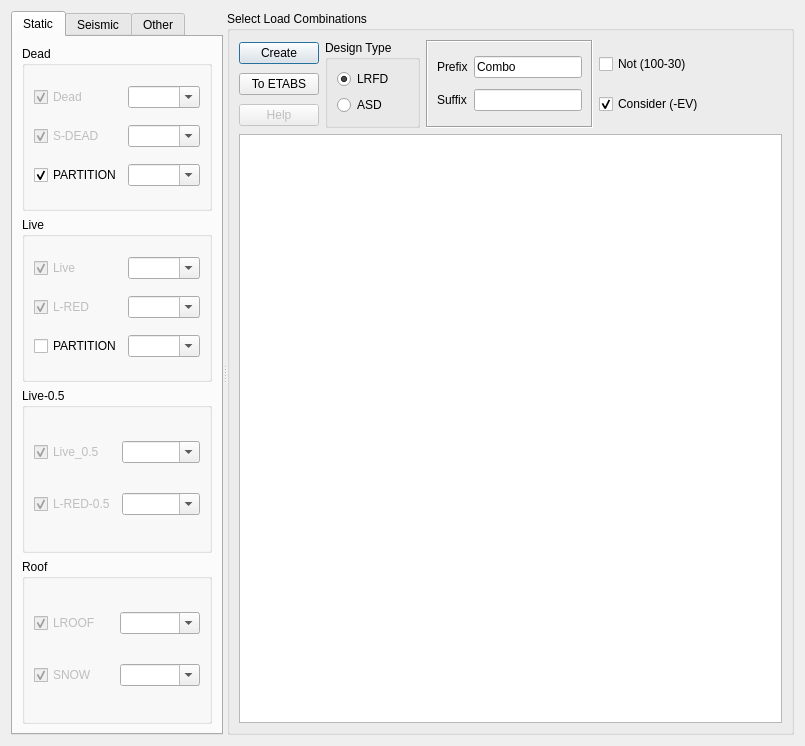
Qt form widgets/define/create_load_combinations.ui (ebrahimraeyat/civilTools) before a commit.
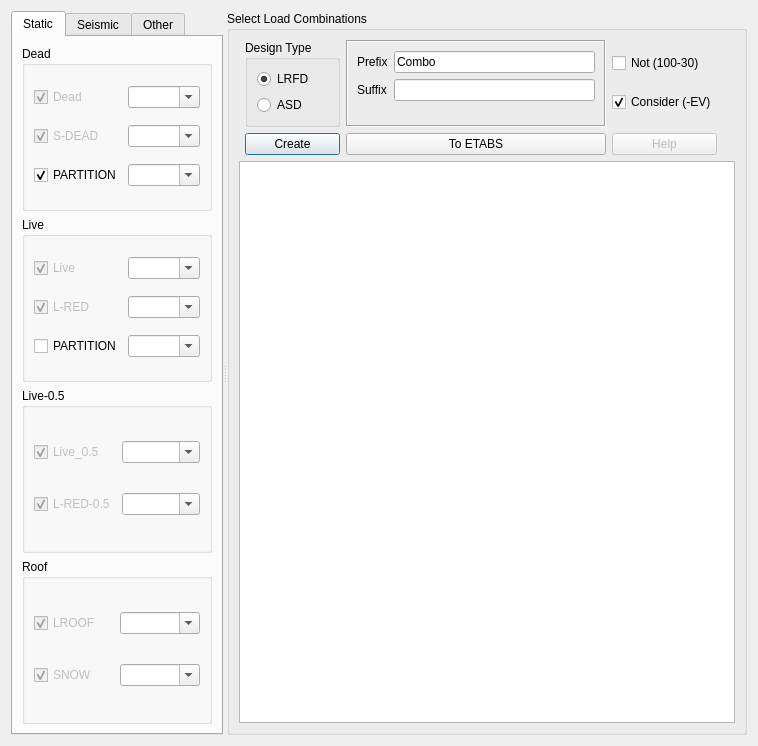
The same form after that commit. Icons and pictures are not drawn.

Commit message: Adding empty value to lives and others load type in create load combinations

What changed in the file:
```diff
--- a/widgets/define/create_load_combinations.ui
+++ b/widgets/define/create_load_combinations.ui
@@ -6,7 +6,7 @@
    <rect>
     <x>0</x>
     <y>0</y>
-    <width>805</width>
+    <width>758</width>
     <height>746</height>
    </rect>
   </property>
@@ -530,7 +530,7 @@
        <string>Select Load Combinations</string>
       </property>
       <layout class="QGridLayout" name="gridLayout_6">
-       <item row="0" column="1" rowspan="3">
+       <item row="0" column="1" rowspan="2">
         <widget class="QGroupBox" name="groupBox_9">
          <property name="title">
           <string>Design Type</string>
@@ -556,56 +556,44 @@
          </layout>
         </widget>
        </item>
+       <item row="0" column="2" rowspan="2">
+        <widget class="QFrame" name="frame">
+         <property name="frameShape">
+          <enum>QFrame::Box</enum>
+         </property>
+         <property name="frameShadow">
+          <enum>QFrame::Sunken</enum>
+         </property>
+         <layout class="QFormLayout" name="formLayout_4">
        <item row="0" column="0">
-        <widget class="QPushButton" name="create_button">
+           <widget class="QLabel" name="label_6">
          <property name="text">
-          <string>Create</string>
-         </property>
-         <property name="icon">
-          <iconset resource="../../civiltools.qrc">
-           <normaloff>:/civiltools/images/add.svg</normaloff>:/civiltools/images/add.svg</iconset>
+             <string>Prefix</string>
+            </property>
+           </widget>
+          </item>
+          <item row="0" column="1">
+           <widget class="QLineEdit" name="prefix">
+            <property name="text">
+             <string>Combo</string>
          </property>
         </widget>
        </item>
        <item row="1" column="0">
-        <widget class="QPushButton" name="export_to_etabs_button">
-         <property name="toolTip">
-          <string>Export Selected Load Combinations To ETABS Model</string>
-         </property>
+           <widget class="QLabel" name="label_5">
          <property name="text">
-          <string>To ETABS</string>
-         </property>
-         <property name="icon">
-          <iconset resource="../../civiltools.qrc">
-           <normaloff>:/civiltools/images/etabs.png</normaloff>:/civiltools/images/etabs.png</iconset>
-         </property>
-        </widget>
-       </item>
-       <item row="0" column="6" rowspan="3">
-        <spacer name="horizontalSpacer">
-         <property name="orientation">
-          <enum>Qt::Horizontal</enum>
-         </property>
-         <property name="sizeHint" stdset="0">
-          <size>
-           <width>43</width>
-           <height>88</height>
-          </size>
-         </property>
-        </spacer>
-       </item>
-       <item row="2" column="0">
-        <widget class="QPushButton" name="help">
-         <property name="enabled">
-          <bool>false</bool>
-         </property>
+             <string>Suffix</string>
+            </property>
+           </widget>
+          </item>
+          <item row="1" column="1">
+           <widget class="QLineEdit" name="suffix">
          <property name="text">
-          <string>Help</string>
-         </property>
-         <property name="icon">
-          <iconset resource="../../civiltools.qrc">
-           <normaloff>:/civiltools/images/help.png</normaloff>:/civiltools/images/help.png</iconset>
-         </property>
+             <string/>
+            </property>
+           </widget>
+          </item>
+         </layout>
         </widget>
        </item>
        <item row="3" column="0" colspan="7">
@@ -630,7 +618,7 @@
          </attribute>
         </widget>
        </item>
-       <item row="0" column="3" rowspan="3">
+       <item row="0" column="3" rowspan="2">
         <layout class="QVBoxLayout" name="verticalLayout_3">
          <item>
           <widget class="QCheckBox" name="separate_direction">
@@ -651,44 +639,61 @@
          </item>
         </layout>
        </item>
-       <item row="0" column="2" rowspan="3">
-        <widget class="QFrame" name="frame">
-         <property name="frameShape">
-          <enum>QFrame::Box</enum>
+       <item row="2" column="1">
+        <widget class="QPushButton" name="create_button">
+         <property name="text">
+          <string>Create</string>
          </property>
-         <property name="frameShadow">
-          <enum>QFrame::Sunken</enum>
+         <property name="icon">
+          <iconset resource="../../civiltools.qrc">
+           <normaloff>:/civiltools/images/run.svg</normaloff>:/civiltools/images/run.svg</iconset>
          </property>
-         <layout class="QGridLayout" name="gridLayout_5">
-          <item row="0" column="0">
-           <widget class="QLabel" name="label_6">
-            <property name="text">
-             <string>Prefix</string>
+         <property name="iconSize">
+          <size>
+           <width>60</width>
+           <height>60</height>
+          </size>
             </property>
            </widget>
           </item>
-          <item row="0" column="1">
-           <widget class="QLineEdit" name="prefix">
-            <property name="text">
-             <string>Combo</string>
-            </property>
-           </widget>
-          </item>
-          <item row="1" column="0">
-           <widget class="QLabel" name="label_5">
+       <item row="2" column="2">
+        <widget class="QPushButton" name="export_to_etabs_button">
+         <property name="toolTip">
+          <string>Export Selected Load Combinations To ETABS Model</string>
+         </property>
             <property name="text">
-             <string>Suffix</string>
-            </property>
-           </widget>
-          </item>
-          <item row="1" column="1">
-           <widget class="QLineEdit" name="suffix">
+          <string>To ETABS</string>
+         </property>
+         <property name="icon">
+          <iconset resource="../../civiltools.qrc">
+           <normaloff>:/civiltools/images/etabs.png</normaloff>:/civiltools/images/etabs.png</iconset>
+         </property>
+         <property name="iconSize">
+          <size>
+           <width>60</width>
+           <height>60</height>
+          </size>
+         </property>
+        </widget>
+       </item>
+       <item row="2" column="3">
+        <widget class="QPushButton" name="help">
+         <property name="enabled">
+          <bool>false</bool>
+         </property>
             <property name="text">
-             <string/>
-            </property>
-           </widget>
-          </item>
-         </layout>
+          <string>Help</string>
+         </property>
+         <property name="icon">
+          <iconset resource="../../civiltools.qrc">
+           <normaloff>:/civiltools/images/help.png</normaloff>:/civiltools/images/help.png</iconset>
+         </property>
+         <property name="iconSize">
+          <size>
+           <width>60</width>
+           <height>60</height>
+          </size>
+         </property>
         </widget>
        </item>
       </layout>
```
Lines whose indentation alone changed are shown as unchanged. The commit also changes 1 other file.
